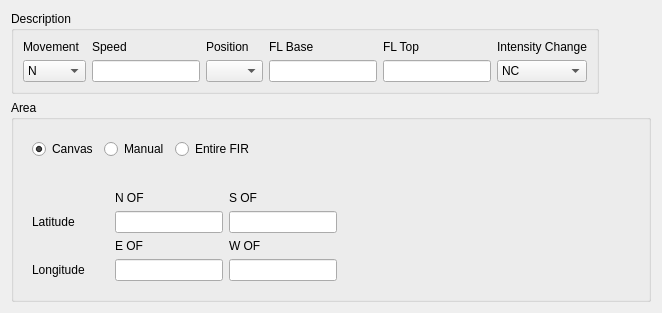
Above: tafor/components/ui/sigmet_general.ui from up1and/tafor before the change. Below: the same form after it.
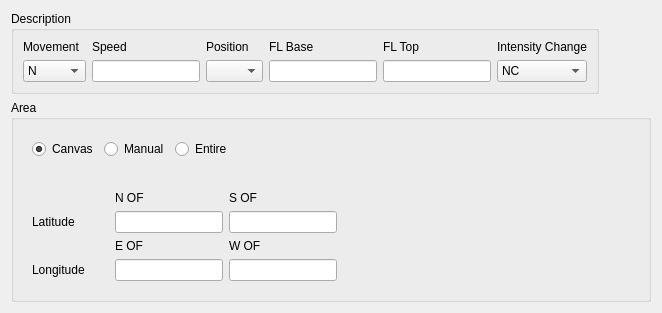
That is the form after the change.

Patch:
```diff
--- a/tafor/components/ui/sigmet_general.ui
+++ b/tafor/components/ui/sigmet_general.ui
@@ -224,7 +224,7 @@
          <item>
           <widget class="QRadioButton" name="entire">
            <property name="text">
-            <string>Entire FIR</string>
+            <string>Entire</string>
            </property>
           </widget>
          </item>
```
